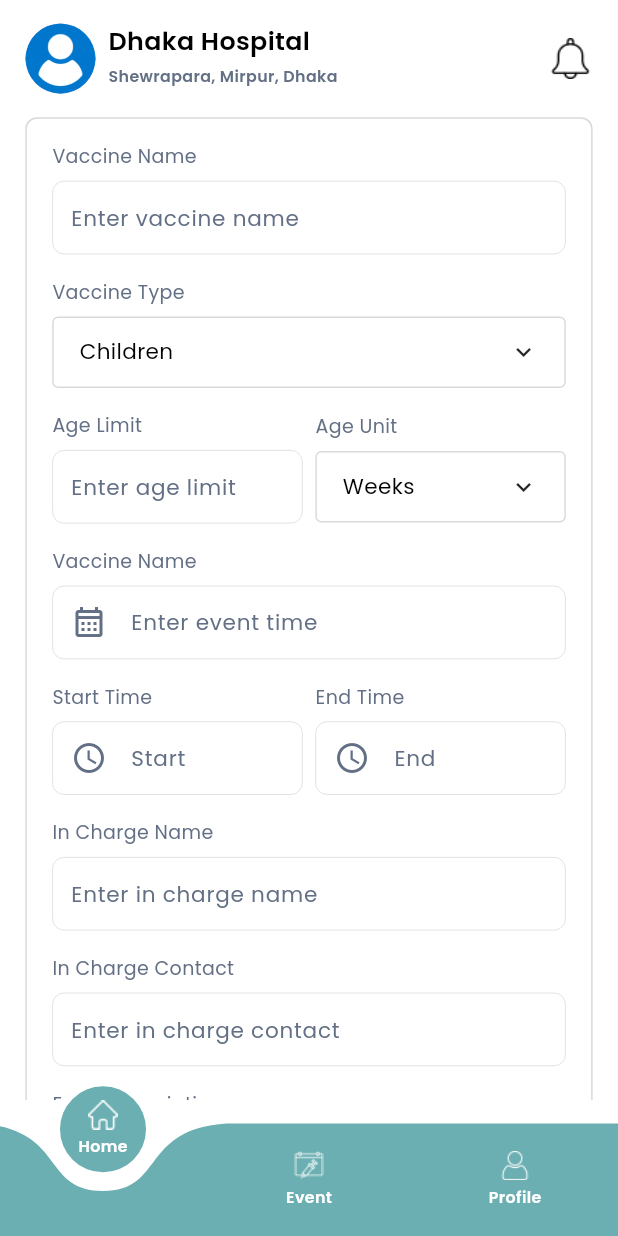
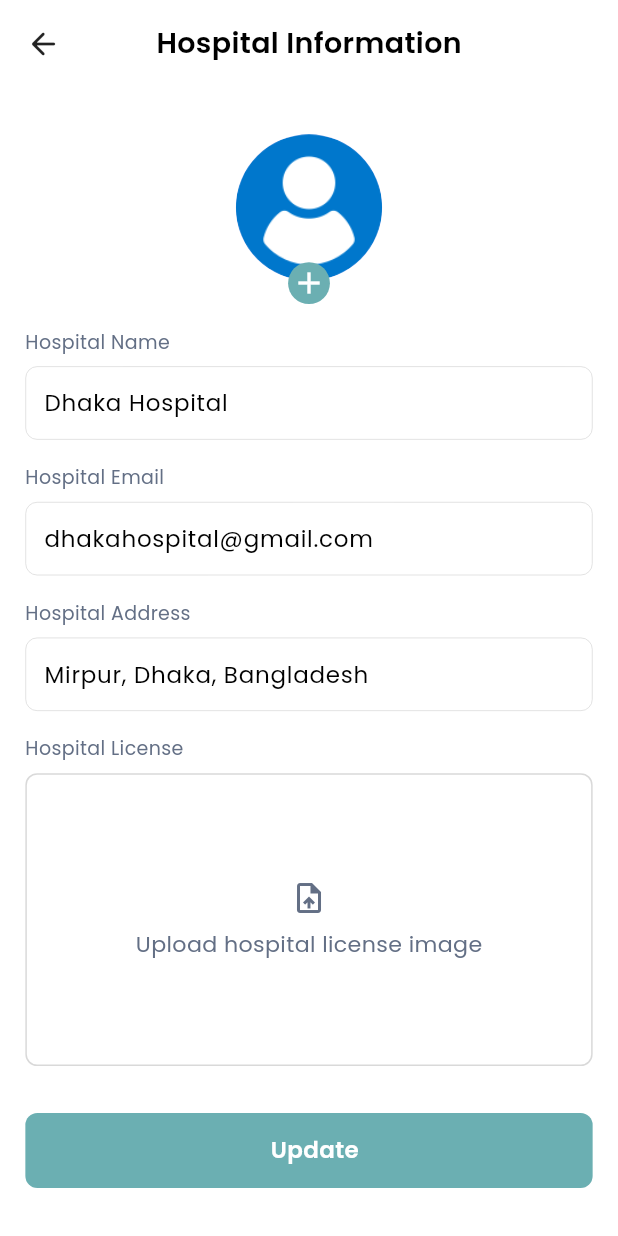
Before and after one commit to Nifat130/baby_vax, a Flutter app: the screen it shows after launch, on a phone screen of 412 x 824 dp. Run offline on Flutter 3.47's test engine with Material 3 defaults, Android fonts, the phone set to English and light mode, and no system bars; drawn by our look-alikes of curved_navigation_bar; our stand-ins replace flip_card, flutter_spinkit, get, google_fonts, image_picker, logger and 1 more; accounts and stored records are empty.

Commit message:
hospital information edit screen done by Nifat

```diff
--- a/lib/app.dart
+++ b/lib/app.dart
@@ -25,7 +25,7 @@ class MyApp extends StatelessWidget {
       builder: (context, orientation, deviceType) {
         return GetMaterialApp(
           debugShowCheckedModeBanner: false,
-          initialRoute: AppRoute.hospitalNavBarScreen,
+          initialRoute: AppRoute.hospitalInformationScreen,
           //initialRoute: AppRoute.hospitalEventScreen,
           getPages: AppRoute.routes,
           initialBinding: ControllerBinder(),
--- a/lib/core/bindings/controller_binder.dart
+++ b/lib/core/bindings/controller_binder.dart
@@ -5,6 +5,7 @@ import '../../features/authentication/controllers/sign_up_controller.dart';
 import '../../features/hospital_flow/hospital_event/controllers/hospital_event_controller.dart';
 import '../../features/hospital_flow/hospital_home/controllers/hospital_home_controller.dart';
 import '../../features/hospital_flow/hospital_nav_bar/controllers/hospital_nav_bar_controller.dart';
+import '../../features/hospital_flow/hospital_profile/controllers/hospital_information_controller.dart';
 import '../../features/splash_screen/controllers/splash_controller.dart';
 
 class ControllerBinder extends Bindings {
@@ -17,5 +18,6 @@ class ControllerBinder extends Bindings {
     Get.lazyPut<HospitalNavBarController>(() => HospitalNavBarController(), fenix: true,);
     Get.lazyPut<HospitalHomeController>(() => HospitalHomeController(), fenix: true,);
     Get.lazyPut<HospitalEventController>(() => HospitalEventController(), fenix: true,);
+    Get.lazyPut<HospitalInformationController>(() => HospitalInformationController(), fenix: true,);
   }
 }
--- /dev/null
+++ b/lib/core/common/widgets/show_progress_indicator.dart
@@ -0,0 +1,21 @@
+import 'package:baby_vax/core/utils/constants/app_sizer.dart';
+import 'package:flutter/material.dart';
+import 'package:flutter_spinkit/flutter_spinkit.dart';
+
+import '../../utils/constants/app_colors.dart';
+
+class ShowProgressIndicator extends StatelessWidget {
+  const ShowProgressIndicator({
+    super.key,
+  });
+
+  @override
+  Widget build(BuildContext context) {
+    return Center(
+      child: SpinKitCircle(
+        color: AppColors.primary,
+        size: 50.h,
+      ),
+    );
+  }
+}
--- /dev/null
+++ b/lib/features/hospital_flow/hospital_profile/controllers/hospital_information_controller.dart
@@ -0,0 +1,47 @@
+
+import 'package:baby_vax/core/utils/constants/image_path.dart';
+import 'package:flutter/cupertino.dart';
+import 'package:get/get.dart';
+import 'package:image_picker/image_picker.dart';
+
+class HospitalInformationController extends GetxController{
+
+  var isLoading = false.obs;
+
+  @override
+  void onInit() async{
+    // TODO: implement onInit
+    super.onInit();
+    isLoading.value = true;
+    await Future.delayed(Duration(seconds: 2), (){});
+    isLoading.value = false;
+
+  }
+  var profileImage = "".obs;
+
+  void profileImagePicker() async{
+    final image = await ImagePicker().pickImage(source: ImageSource.gallery);
+
+    if(image != null){
+      profileImage.value = image.path;
+    }
+  }
+
+  var licensesImage = "".obs;
+
+  void licenseImagePicker() async{
+    final image = await ImagePicker().pickImage(source: ImageSource.gallery);
+
+    if(image != null){
+      licensesImage.value = image.path;
+    }
+  }
+  var passVisibility = false.obs;
+  var confirmPassVisibility = false.obs;
+  final hospitalName = TextEditingController(text: "Dhaka Hospital");
+  final hospitalEmail = TextEditingController(text: "dhakahospital@gmail.com");
+  final hospitalPass = TextEditingController();
+  final hospitalConfirmPass = TextEditingController();
+  final hospitalAddress = TextEditingController(text: "Mirpur, Dhaka, Bangladesh");
+
+}
--- /dev/null
+++ b/lib/features/hospital_flow/hospital_profile/presentation/screens/hospital_information_screen.dart
@@ -0,0 +1,164 @@
+import 'dart:io';
+
+import 'package:baby_vax/core/common/widgets/custom_back_center_title_heading.dart';
+import 'package:baby_vax/core/utils/constants/app_sizer.dart';
+import 'package:baby_vax/core/utils/constants/image_path.dart';
+import 'package:baby_vax/features/hospital_flow/hospital_profile/controllers/hospital_information_controller.dart';
+import 'package:flutter/material.dart';
+import 'package:flutter_spinkit/flutter_spinkit.dart';
+import 'package:get/get.dart';
+
+import '../../../../../core/common/widgets/custom_submit_button.dart';
+import '../../../../../core/common/widgets/custom_text.dart';
+import '../../../../../core/common/widgets/custom_textformfield.dart';
+import '../../../../../core/common/widgets/show_progress_indicator.dart';
+import '../../../../../core/utils/constants/app_colors.dart';
+import '../../../../../core/utils/validators/app_validator.dart';
+import '../../../../../routes/app_routes.dart';
+
+class HospitalInformationScreen extends GetView<HospitalInformationController> {
+  HospitalInformationScreen({super.key});
+
+  final GlobalKey<FormState> formState = GlobalKey<FormState>();
+  @override
+  Widget build(BuildContext context) {
+    return Scaffold(
+      body: SafeArea(
+        child: Padding(
+          padding: EdgeInsets.symmetric(horizontal: 16.w, vertical: 16.h),
+          child: Obx((){
+            if(controller.isLoading.value){
+              return ShowProgressIndicator();
+            }
+            else{
+              return SingleChildScrollView(
+                child: Form(
+                  key: formState,
+                  child: Column(
+                    crossAxisAlignment: CrossAxisAlignment.start,
+                    children: [
+                      customBackCenterTitleHeading("Hospital Information"),
+                      24.heightSpace,
+                      24.heightSpace,
+                      Center(
+                        child: Stack(
+                          children: [
+                            Obx(() =>
+                                Padding(
+                                  padding: EdgeInsets.only(bottom: 16.h),
+                                  child: CircleAvatar(
+                                    backgroundImage: controller.profileImage.value == '' ?
+                                    AssetImage(ImagePath.dummyProfilePicture) :
+                                    FileImage(File(controller.profileImage.value)),
+                                    radius: 50.h,
+                                  ),
+                                )
+                            ),
+                            Positioned(
+                              bottom: 0.h,
+                              right: 0.w,
+                              left: 0.w,
+                              child: GestureDetector(
+                                onTap: (){
+                                  controller.profileImagePicker();
+                                },
+                                child: Container(
+                                  decoration: BoxDecoration(
+                                      color: AppColors.primary,
+                                      shape: BoxShape.circle
+                                  ),
+                                  padding: EdgeInsets.symmetric(horizontal: 2.w, vertical: 2.h),
+                                  child: Icon(Icons.add, color: AppColors.textWhite,),
+                                ),
+                              ),
+                            )
+                          ],
+                        ),
+                      ),
+                      16.heightSpace,
+                      CustomText(text: "Hospital Name", fontSize: 12.sp, textAlign: TextAlign.center, color: AppColors.textSecondary,),
+                      8.heightSpace,
+                      CustomTextFormField(
+                        controller: controller.hospitalName,
+                        hintText: "Enter hospital name",
+                        validator: (value) => AppValidator.validateField(value, "Name"),
+                      ),
+                      16.heightSpace,
+                      CustomText(text: "Hospital Email", fontSize: 12.sp, textAlign: TextAlign.center, color: AppColors.textSecondary,),
+                      8.heightSpace,
+                      CustomTextFormField(
+                        controller: controller.hospitalEmail,
+                        hintText: "Enter hospital email",
+                        validator: AppValidator.validateEmail,
+                      ),
+                      16.heightSpace,
+                      CustomText(text: "Hospital Address", fontSize: 12.sp, textAlign: TextAlign.center, color: AppColors.textSecondary,),
+                      8.heightSpace,
+                      CustomTextFormField(
+                        controller: controller.hospitalAddress,
+                        hintText: "Enter hospital address",
+                        validator: (value) => AppValidator.validateField(value, "Address"),
+                      ),
+                      16.heightSpace,
+                      CustomText(text: "Hospital License", fontSize: 12.sp, textAlign: TextAlign.center, color: AppColors.textSecondary,),
+                      8.heightSpace,
+                      Obx(() =>
+                      controller.licensesImage.value != '' ?
+                      Stack(
+                        children: [
+                          ClipRRect(
+                              borderRadius: 8.radius,
+                              child: Image.file(File(controller.licensesImage.value), fit: BoxFit.fill, height: 200.h, width: SizeUtils.width,)
+                          ),
+                          Positioned(
+                            right: 8.w,
+                            top: 8.h,
+                            child: GestureDetector(
+                              onTap: (){
+                                controller.licensesImage.value = '';
+                              },
+                              child: Icon(Icons.cancel, color: AppColors.error, size: 40.h,),
+                            ),
+                          )
+                        ],
+                      ) :
+                      GestureDetector(
+                        onTap: (){
+                          controller.licenseImagePicker();
+                        },
+                        child: Container(
+                          height: 200.h,
+                          width: SizeUtils.width,
+                          decoration: BoxDecoration(
+                              border: Border.all(color: AppColors.textFormFieldBorder),
+                              borderRadius: 8.radius
+                          ),
+                          alignment: Alignment.center,
+                          child: Column(
+                            mainAxisAlignment: MainAxisAlignment.center,
+                            crossAxisAlignment: CrossAxisAlignment.center,
+                            children: [
+                              Icon(Icons.upload_file_outlined, color: AppColors.textSecondary,),
+                              8.heightSpace,
+                              CustomText(text: "Upload hospital license image", color: AppColors.textSecondary,)
+                            ],
+                          ),
+                        ),
+                      )
+                      ),
+                      32.heightSpace,
+                      CustomSubmitButton(
+                        text: "Update",
+                        onTap: (){},
+                      ),
+                    ],
+                  ),
+                ),
+              );
+            }
+          }),
+        ),
+      ),
+    );
+  }
+}
--- a/lib/routes/app_routes.dart
+++ b/lib/routes/app_routes.dart
@@ -6,6 +6,7 @@ import '../features/authentication/presentation/screens/parent_sign_up_screen.da
 import '../features/authentication/presentation/screens/role_screen.dart';
 import '../features/hospital_flow/hospital_event/presentation/screens/hospital_event_screen.dart';
 import '../features/hospital_flow/hospital_home/presentation/screens/hospital_home_screen.dart';
+import '../features/hospital_flow/hospital_profile/presentation/screens/hospital_information_screen.dart';
 import '../features/hospital_flow/hospital_profile/presentation/screens/hospital_profile_screen.dart';
 import '../features/onboarding/screens/onboarding_screen_one.dart';
 import '../features/onboarding/screens/onboarding_screen_three.dart';
@@ -25,6 +26,7 @@ class AppRoute {
   static String hospitalHomeScreen = "/hospitalHomeScreen";
   static String hospitalProfileScreen = "/hospitalProfileScreen";
   static String hospitalEventScreen = "/hospitalEventScreen";
+  static String hospitalInformationScreen = "/hospitalInformationScreen";
 
 
   static List<GetPage> routes = [
@@ -50,6 +52,7 @@ class AppRoute {
     GetPage(name: hospitalHomeScreen, page: () => HospitalHomeScreen()),
     GetPage(name: hospitalProfileScreen, page: () => HospitalProfileScreen()),
     GetPage(name: hospitalEventScreen, page: () => HospitalEventScreen()),
+    GetPage(name: hospitalInformationScreen, page: () => HospitalInformationScreen()),
 
   ];
 }
```
